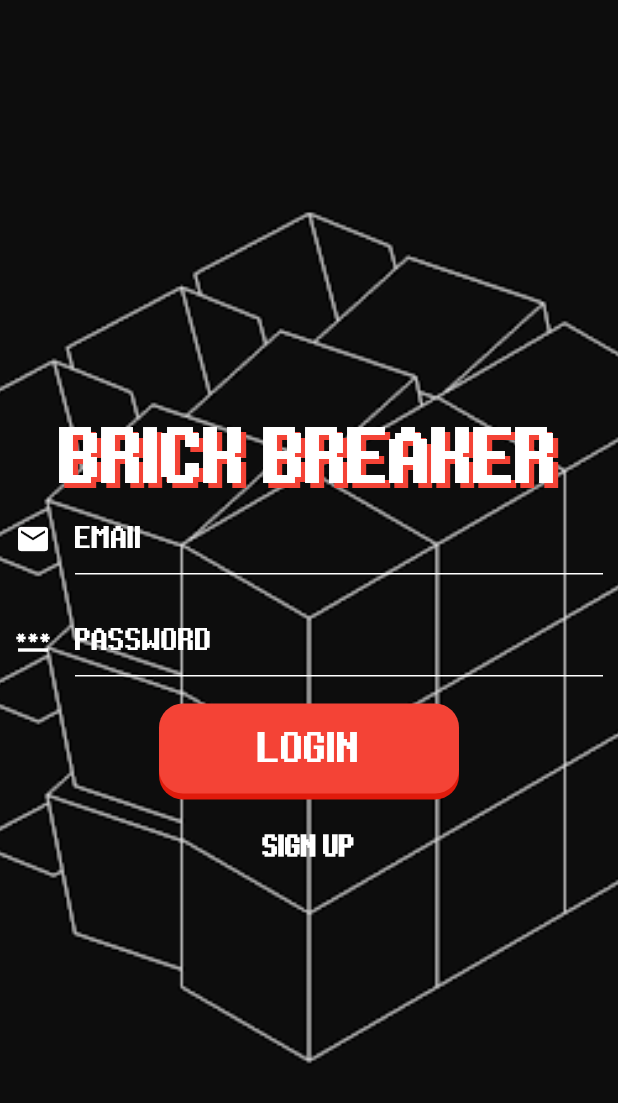
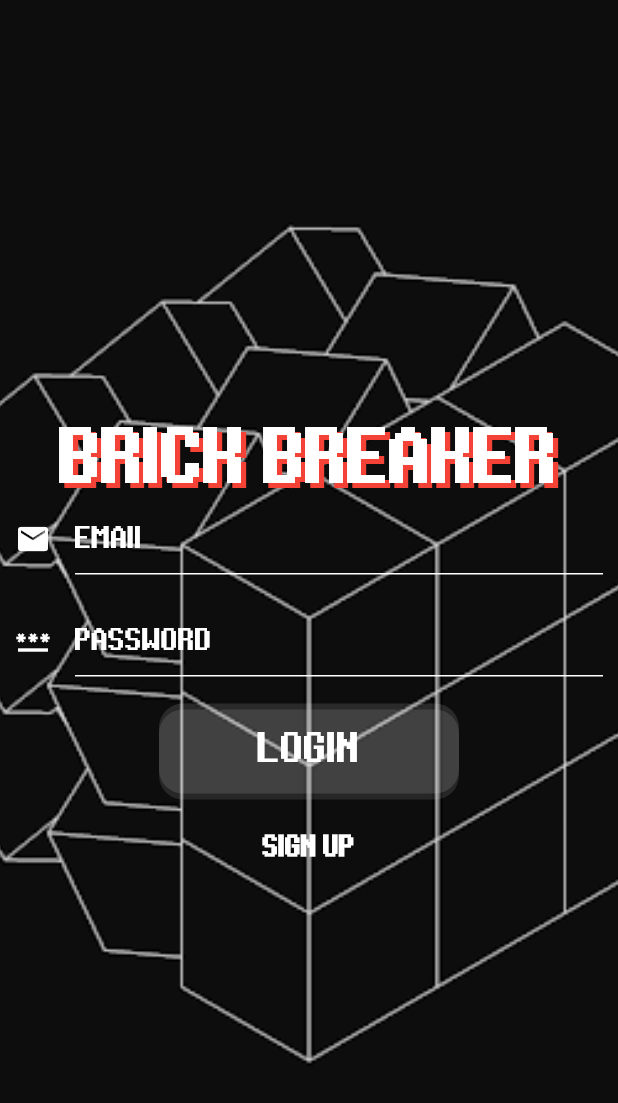
Before and after one commit to FadyTarekYohana/breakergame, a Flutter app: the screen it shows after launch, on a phone screen of 412 x 824 dp. Shown: the top 1103 px of the screen. Run offline on Flutter 3.47's test engine with Material 2 defaults, Android fonts, the light colour scheme and no system bars; our stand-ins replace audioplayers, cloud_firestore, firebase_auth, firebase_core, flutter_local_notifications, flutter_riverpod and 3 more; missing offline and left inert: flame_audio; accounts and stored records are empty.

Commit message:
changed color

```diff
--- a/lib/widgets/animatedbutton.dart
+++ b/lib/widgets/animatedbutton.dart
@@ -16,7 +16,7 @@ class AnimatedButton extends StatefulWidget {
       required this.onPressed,
       required this.child,
       this.enabled = true,
-      this.color = Colors.red,
+      this.color = Colors.white12,
       this.height = 64,
       this.shadowDegree = ShadowDegree.light,
       this.width = 200,
```
